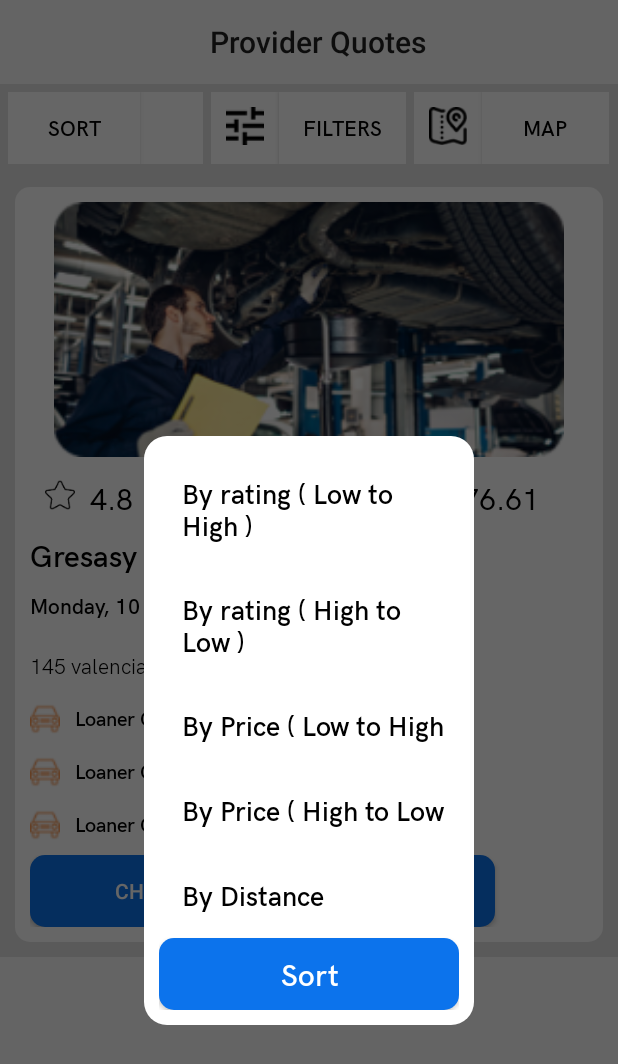
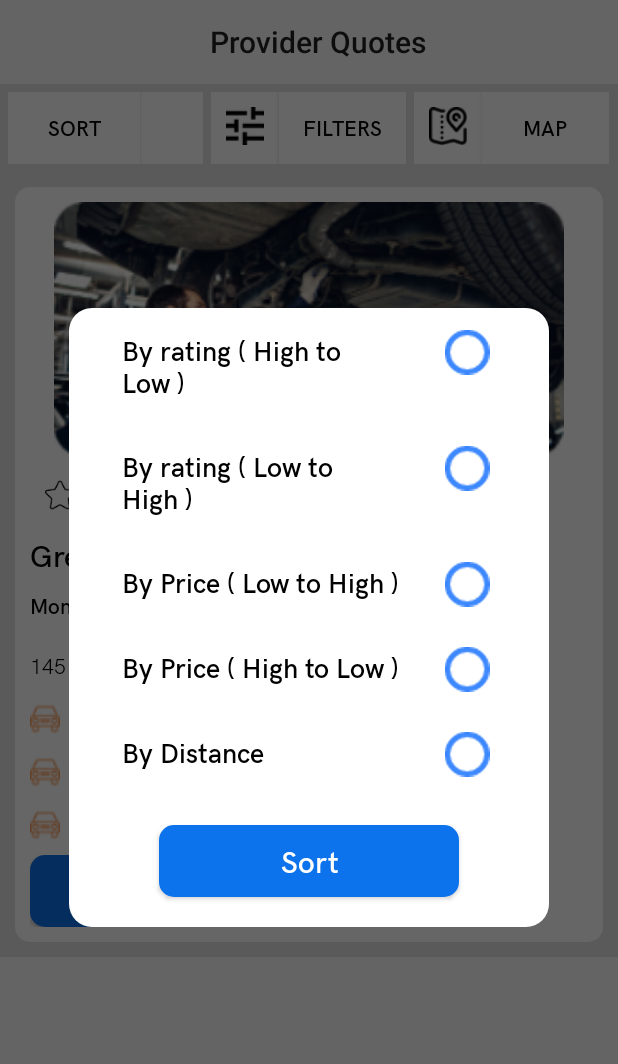
Before and after one commit to waseem605/Streamlance, an Android app: the ProvidersQuotes screen opened directly, with no data from a screen before it, after a tap on "SORT", on a phone screen of 412 x 824 dp. Shown: the top 1064 px of the screen. Run offline under Robolectric (Android 15) with nearby library versions, the phone set to English and light mode, and no system bars.

Commit message:
add vehical garage info font sort bar

```diff
--- a/app/src/main/res/layout/dialog_sort.xml
+++ b/app/src/main/res/layout/dialog_sort.xml
@@ -1,135 +1,157 @@
 <?xml version="1.0" encoding="utf-8"?>
+<androidx.constraintlayout.widget.ConstraintLayout
+    xmlns:android="http://schemas.android.com/apk/res/android"
+    xmlns:app="http://schemas.android.com/apk/res-auto"
+    android:layout_width="match_parent"
+       android:layout_height="match_parent">
+
     <LinearLayout
-    xmlns:android="http://schemas.android.com/apk/res/android"
+        android:layout_width="320dp"
+        android:layout_height="wrap_content"
+        android:layout_margin="10dp"
+
+        android:paddingStart="20dp"
+        android:paddingEnd="20dp"
+        android:background="@drawable/white_round_background"
+        android:orientation="vertical"
+        app:layout_constraintBottom_toBottomOf="parent"
+        app:layout_constraintEnd_toEndOf="parent"
+        app:layout_constraintStart_toStartOf="parent"
+        app:layout_constraintTop_toTopOf="parent">
+
+        <LinearLayout
+            android:id="@+id/linearLayout"
             android:layout_width="match_parent"
-    android:background="@drawable/white_round_background"
-    android:layout_marginTop="150dp"
+            android:layout_height="wrap_content"
+            android:layout_gravity="center"
+            android:orientation="horizontal"
+            android:padding="5dp">
+
+            <TextView
+                android:layout_width="210dp"
+                android:layout_height="wrap_content"
+                android:fontFamily="@font/hk_grotesk_semi_bold"
                 android:padding="10dp"
-    android:orientation="vertical"
-    android:layout_height="wrap_content">
+                android:text="By rating ( High to Low )"
+                android:textColor="@color/black"
+                android:textSize="18sp" />
+
+            <CheckBox
+                android:layout_width="wrap_content"
+                android:layout_height="wrap_content"
+                android:layout_marginStart="15dp"
+                android:button="@drawable/sort_checkbox" />
+        </LinearLayout>
 
         <LinearLayout
             android:layout_width="match_parent"
             android:layout_height="wrap_content"
-        android:padding="5dp"
             android:layout_gravity="center"
-        android:orientation="horizontal">
+            android:orientation="horizontal"
+            android:padding="5dp">
 
             <TextView
                 android:layout_width="210dp"
                 android:layout_height="wrap_content"
-            android:textSize="18sp"
+                android:fontFamily="@font/hk_grotesk_semi_bold"
                 android:padding="10dp"
-            android:fontFamily="@font/hk_grotesk_semi_bold"
+                android:text="By rating ( Low to High )"
                 android:textColor="@color/black"
-            android:text="By rating ( Low to High )" />
+                android:textSize="18sp" />
+
             <CheckBox
                 android:layout_width="wrap_content"
                 android:layout_height="wrap_content"
                 android:layout_marginStart="15dp"
-            android:button="@drawable/sort_checkbox"
-            />
+                android:button="@drawable/sort_checkbox" />
         </LinearLayout>
+
         <LinearLayout
+            android:id="@+id/linearLayout2"
             android:layout_width="match_parent"
             android:layout_height="wrap_content"
-        android:padding="5dp"
             android:layout_gravity="center"
-        android:orientation="horizontal">
+            android:orientation="horizontal"
+            android:padding="5dp">
 
             <TextView
                 android:layout_width="210dp"
                 android:layout_height="wrap_content"
-            android:textSize="18sp"
+                android:fontFamily="@font/hk_grotesk_semi_bold"
                 android:padding="10dp"
-            android:fontFamily="@font/hk_grotesk_semi_bold"
+                android:text="By Price ( Low to High )"
                 android:textColor="@color/black"
-            android:text="By rating ( High to Low )" />
+                android:textSize="18sp" />
+
             <CheckBox
                 android:layout_width="wrap_content"
                 android:layout_height="wrap_content"
                 android:layout_marginStart="15dp"
-            android:button="@drawable/sort_checkbox"
-            />
+                android:button="@drawable/sort_checkbox" />
         </LinearLayout>
+
         <LinearLayout
             android:layout_width="match_parent"
             android:layout_height="wrap_content"
-        android:padding="5dp"
             android:layout_gravity="center"
-        android:orientation="horizontal">
+            android:orientation="horizontal"
+            android:padding="5dp">
+
             <TextView
                 android:layout_width="210dp"
                 android:layout_height="wrap_content"
-            android:textSize="18sp"
+                android:fontFamily="@font/hk_grotesk_semi_bold"
                 android:padding="10dp"
-            android:fontFamily="@font/hk_grotesk_semi_bold"
+                android:text="By Price ( High to Low )"
                 android:textColor="@color/black"
-            android:text="By Price ( Low to High )" />
+                android:textSize="18sp" />
+
             <CheckBox
                 android:layout_width="wrap_content"
                 android:layout_height="wrap_content"
                 android:layout_marginStart="15dp"
-            android:button="@drawable/sort_checkbox"
-            />
+                android:button="@drawable/sort_checkbox" />
         </LinearLayout>
+
         <LinearLayout
             android:layout_width="match_parent"
             android:layout_height="wrap_content"
+            android:layout_gravity="center"
+            android:orientation="horizontal"
             android:padding="5dp"
-        android:layout_gravity="center"
-        android:orientation="horizontal">
+            app:layout_constraintBottom_toBottomOf="parent">
 
             <TextView
                 android:layout_width="210dp"
                 android:layout_height="wrap_content"
-            android:textSize="18sp"
+                android:fontFamily="@font/hk_grotesk_semi_bold"
                 android:padding="10dp"
-            android:fontFamily="@font/hk_grotesk_semi_bold"
+                android:text="By Distance"
                 android:textColor="@color/black"
-            android:text="By Price ( High to Low )" />
+                android:textSize="18sp" />
+
             <CheckBox
                 android:layout_width="wrap_content"
                 android:layout_height="wrap_content"
                 android:layout_marginStart="15dp"
-            android:button="@drawable/sort_checkbox"
-            />
-    </LinearLayout>
-    <LinearLayout
-        android:layout_width="match_parent"
-        android:layout_height="wrap_content"
-        android:padding="5dp"
-        android:layout_gravity="center"
-        android:orientation="horizontal">
-
-        <TextView
-            android:layout_width="210dp"
-            android:layout_height="wrap_content"
-            android:textSize="18sp"
-            android:padding="10dp"
-            android:fontFamily="@font/hk_grotesk_semi_bold"
-            android:textColor="@color/black"
-            android:text="By Distance" />
-        <CheckBox
-            android:layout_width="wrap_content"
-            android:layout_height="wrap_content"
-            android:layout_marginStart="15dp"
-            android:button="@drawable/sort_checkbox"
-            />
+                android:button="@drawable/sort_checkbox" />
         </LinearLayout>
 
         <Button
+            android:id="@+id/ok_button_dialog"
             android:layout_width="200dp"
             android:layout_height="wrap_content"
-        android:id="@+id/ok_button_dialog"
             android:layout_gravity="center"
+            android:layout_margin="20dp"
             android:background="@drawable/rounded"
             android:fontFamily="@font/hk_grotesk_semi_bold"
-        android:textSize="20sp"
+            android:text="Sort"
             android:textAllCaps="false"
             android:textColor="@color/white"
-        android:text="Sort"></Button>
+            android:textSize="20sp"></Button>
+    </LinearLayout>
 
 
 
-</LinearLayout>
+
+</androidx.constraintlayout.widget.ConstraintLayout>
```
Lines whose indentation alone changed are shown as unchanged.
